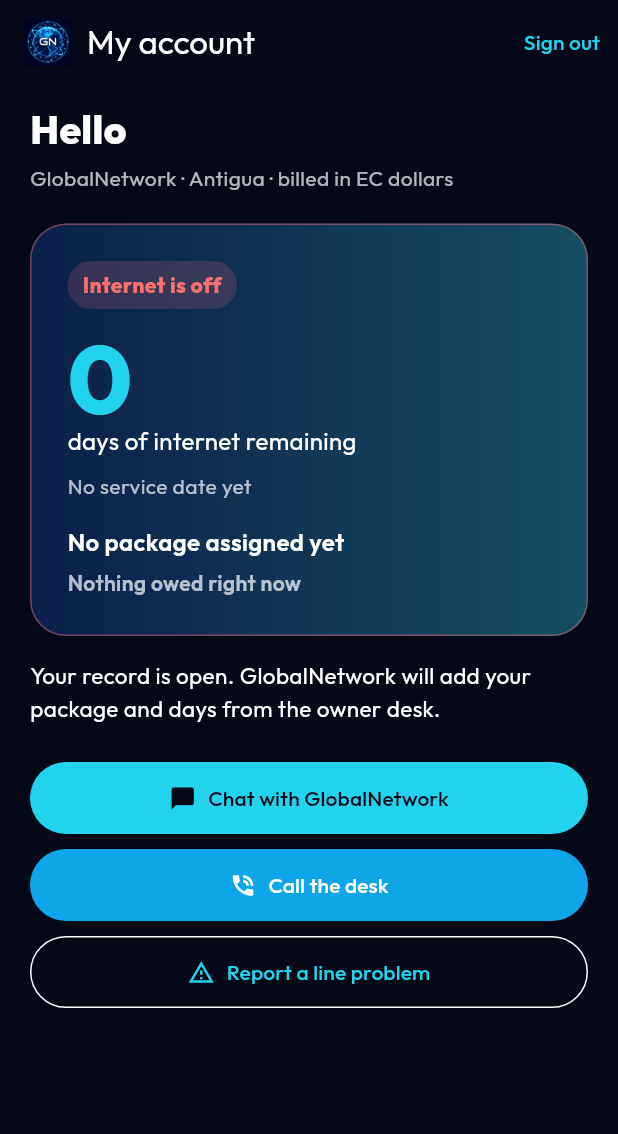
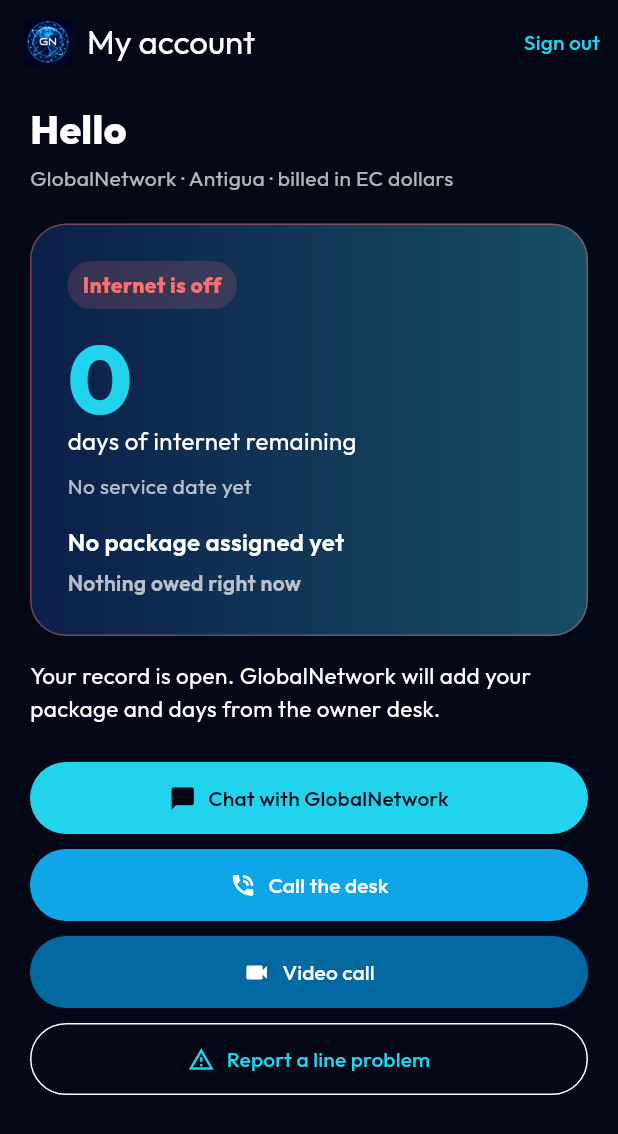
Before and after one commit to bbscalton/globalnetwork, a Flutter app: the screen it shows once a user with an empty profile is signed in, on a phone screen of 412 x 824 dp. Shown: the top 1134 px of the screen. Run offline on Flutter 3.47's test engine with Material 3 defaults, Android fonts, the phone set to English and light mode, and no system bars; our stand-ins replace audioplayers, cloud_firestore, cloud_functions, firebase_auth, firebase_core, firebase_messaging and 5 more; missing offline and left inert: flutter_webrtc, record; accounts and stored records are empty; network calls fail.

Commit message:
Put Video call on the home screen and keep Switch to video visible during a live call.
Co-authored-by: Cursor <cursoragent@cursor.com>

```diff
--- a/customer-app/lib/main.dart
+++ b/customer-app/lib/main.dart
@@ -252,6 +252,11 @@ class _GateState extends State<Gate> {
       onCall: () {
         Navigator.of(context).push(MaterialPageRoute(builder: (_) => CallScreen(api: api, customerId: account!.id)));
       },
+      onVideoCall: () {
+        Navigator.of(context).push(
+          MaterialPageRoute(builder: (_) => CallScreen(api: api, customerId: account!.id, preferVideo: true)),
+        );
+      },
       onIssue: () {
         Navigator.of(context).push(MaterialPageRoute(builder: (_) => IssueScreen(api: api, customerId: account!.id)));
       },
--- a/customer-app/lib/screens/home_screen.dart
+++ b/customer-app/lib/screens/home_screen.dart
@@ -8,6 +8,7 @@ class HomeScreen extends StatelessWidget {
     required this.account,
     required this.onChat,
     required this.onCall,
+    required this.onVideoCall,
     required this.onIssue,
     required this.onSignOut,
   });
@@ -15,6 +16,7 @@ class HomeScreen extends StatelessWidget {
   final CustomerAccount account;
   final VoidCallback onChat;
   final VoidCallback onCall;
+  final VoidCallback onVideoCall;
   final VoidCallback onIssue;
   final VoidCallback onSignOut;
 
@@ -143,6 +145,17 @@ class HomeScreen extends StatelessWidget {
             label: const Text('Call the desk'),
           ),
           const SizedBox(height: 10),
+          FilledButton.icon(
+            onPressed: onVideoCall,
+            icon: const Icon(Icons.videocam),
+            style: FilledButton.styleFrom(
+              backgroundColor: const Color(0xFF0369A1),
+              foregroundColor: Colors.white,
+              padding: const EdgeInsets.symmetric(vertical: 14),
+            ),
+            label: const Text('Video call'),
+          ),
+          const SizedBox(height: 10),
           OutlinedButton.icon(
             onPressed: onIssue,
             icon: const Icon(Icons.report_problem_outlined),
--- a/customer-app/pubspec.yaml
+++ b/customer-app/pubspec.yaml
@@ -1,7 +1,7 @@
 name: globalnetwork_customer
 description: GlobalNetwork customer app — view subscription, chat, report issues with photos.
 publish_to: "none"
-version: 0.1.6+7
+version: 0.1.7+8
 
 environment:
   sdk: ">=3.5.0 <4.0.0"
```
Also changed, not shown: customer-app/lib/screens/call_screen.dart (+24 -11 lines), customer-app/lib/screens/chat_screen.dart (+11 -0 lines), customer-app/lib/screens/issue_screen.dart (+18 -0 lines), 1 other file.
